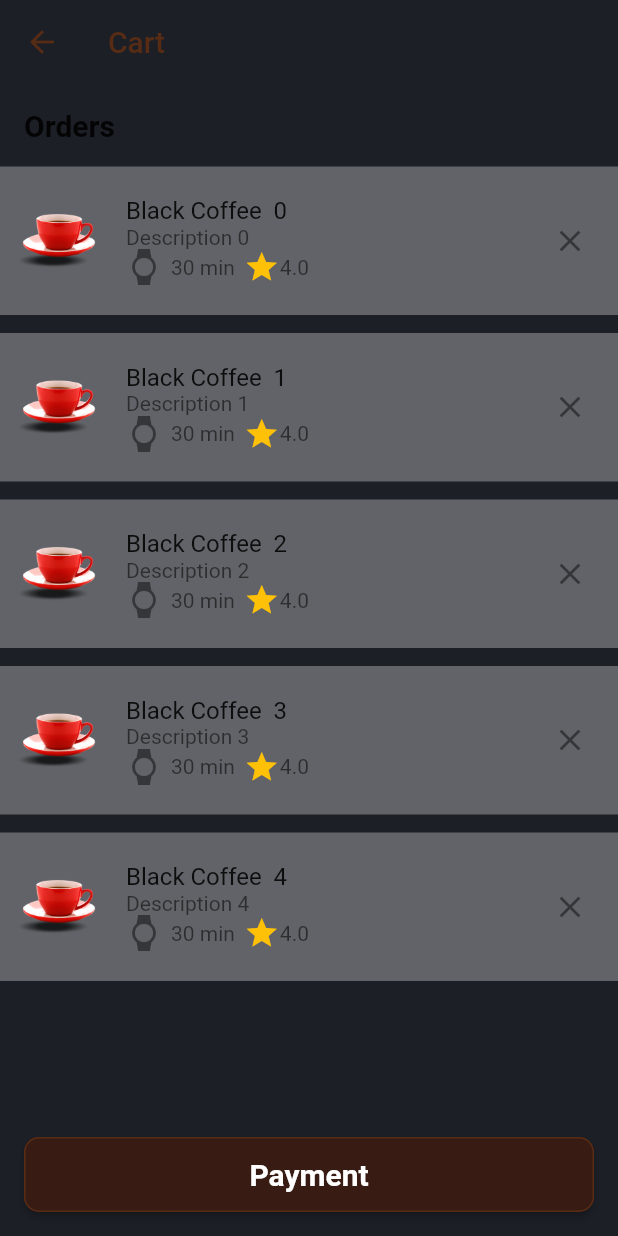
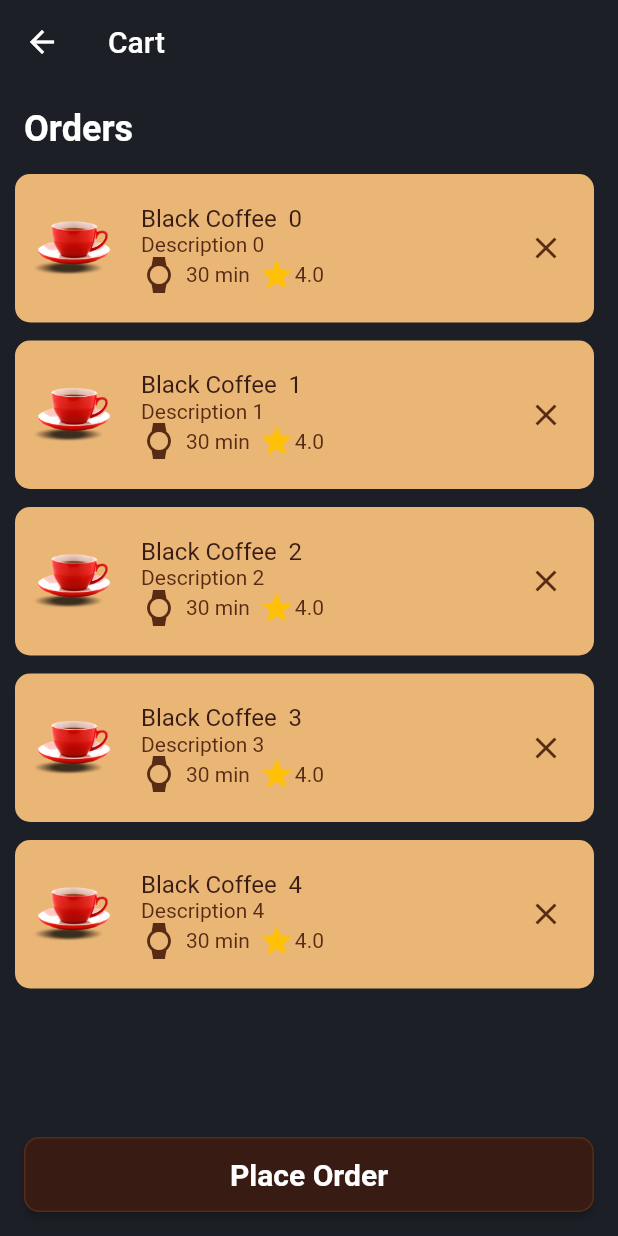
Before and after one commit to utkarshmalik19/coffee-app, a Flutter app: the CartPage screen opened by its route, on a phone screen of 412 x 824 dp. Run offline on Flutter 3.47's test engine with Material 2 defaults, Android fonts, the phone set to English and light mode, and no system bars.

Commit message:
ui improvements

```diff
--- a/lib/presentation/screens/cart_page.dart
+++ b/lib/presentation/screens/cart_page.dart
@@ -14,14 +14,14 @@ class CartPage extends StatelessWidget {
         backgroundColor: AppConstants.bgColor,
         elevation: 0,
         leading: IconButton(
-          icon: Icon(Icons.arrow_back, color: AppConstants.brown),
+          icon: Icon(Icons.arrow_back, color: Colors.white),
           onPressed: () {
             Navigator.pop(context);
           },
         ),
         title: Text(
           'Cart',
-          style: TextStyle(color: AppConstants.brown),
+          style: TextStyle(color: Colors.white),
         ),
       ),
       body: Column(
@@ -31,7 +31,7 @@ class CartPage extends StatelessWidget {
             padding: const EdgeInsets.all(16.0),
             child: Text(
               'Orders',
-              style: TextStyle(fontSize: 20, fontWeight: FontWeight.bold),
+              style: AppConstants.headerTextStyle,
             ),
           ),
           Expanded(
@@ -40,7 +40,8 @@ class CartPage extends StatelessWidget {
                   5, // Replace this with the actual number of items in the cart
               itemBuilder: (context, index) {
                 return Padding(
-                  padding: const EdgeInsets.only(bottom: 12),
+                  padding:
+                      const EdgeInsets.only(bottom: 12, left: 10, right: 16),
                   child: CartItemTile(
                     image:
                         'assets/images/coffee.png', // Replace this with the actual image URL or asset path
@@ -61,7 +62,7 @@ class CartPage extends StatelessWidget {
           Padding(
             padding: const EdgeInsets.all(16.0),
             child: CustomButton(
-                buttonText: 'Payment',
+                buttonText: 'Place Order',
                 onPressed: () {
                   Navigator.of(context).pushNamed('/payments');
                 },
--- a/lib/presentation/widgets/cart_item_tile.dart
+++ b/lib/presentation/widgets/cart_item_tile.dart
@@ -1,4 +1,5 @@
 
+import 'package:coffee_app/utils/consts.dart';
 import 'package:flutter/material.dart';
 
 class CartItemTile extends StatelessWidget {
@@ -19,33 +20,34 @@ class CartItemTile extends StatelessWidget {
   @override
   Widget build(BuildContext context) {
     return ListTile(
-      contentPadding: EdgeInsets.symmetric(horizontal: 8,vertical: 16),
-      tileColor: Colors.white30,
+      shape: RoundedRectangleBorder(borderRadius: BorderRadius.circular(10)),
+      contentPadding: const EdgeInsets.symmetric(horizontal: 8,vertical: 16),
+      tileColor: AppConstants.orange,
       leading: Image.asset(
         image,
         width: 60,
         height: 60,
         fit: BoxFit.cover,
       ),
-      title: Text(name),
+      title: Text(name, style: const TextStyle(color: AppConstants.darkBrown),),
       subtitle: Column(
         crossAxisAlignment: CrossAxisAlignment.start,
         children: [
-        Text(description),
+        Text(description, style: const TextStyle(color: AppConstants.brown),),
         Row(
           children: [
-            Icon(Icons.watch),
+            const Icon(Icons.watch, color: AppConstants.brown,),
             Padding(
               padding: const EdgeInsets.symmetric(horizontal: 6),
-              child: Text("$time min"),
+              child: Text("$time min", style: const TextStyle(color: AppConstants.brown),),
             ),
-            Icon(Icons.star, color: Colors.amber,),
-            Text("$rating"),
+            const Icon(Icons.star, color: Colors.amber,),
+            Text("$rating", style: const TextStyle(color: AppConstants.brown),),
           ],
         )
       ],),
       trailing: IconButton(
-        icon: Icon(Icons.clear),
+        icon: const Icon(Icons.clear, color: AppConstants.brown,),
         onPressed: onRemove,
       ),
     );
--- a/lib/utils/routes.dart
+++ b/lib/utils/routes.dart
@@ -17,22 +17,22 @@ class RouteGenerator {
         return MaterialPageRoute(builder: (_) => const HomeScreen());
 
       case '/home':
-        return CupertinoPageRoute(
+        return MaterialPageRoute(
           builder: (_) => const HomeScreen(
               //data: args,   for passing data
               ),
         );
 
       case '/item_details':
-        return CupertinoPageRoute(
+        return MaterialPageRoute(
           builder: (_) => ItemDetailsPage(),
         );
         case '/cart_page':
-        return CupertinoPageRoute(
+        return MaterialPageRoute(
           builder: (_) => CartPage(),
         );
         case '/payments':
-        return CupertinoPageRoute(
+        return MaterialPageRoute(
           builder: (_) => PaymentsPage(),
         );
         case '/profile':
```
Also changed, not shown: lib/presentation/screens/payments_page.dart (+34 -13 lines), lib/presentation/screens/profile_page.dart (+25 -16 lines), lib/presentation/widgets/bottom_navbar.dart (+4 -16 lines), lib/presentation/widgets/custom_scaffold.dart (+5 -4 lines).
